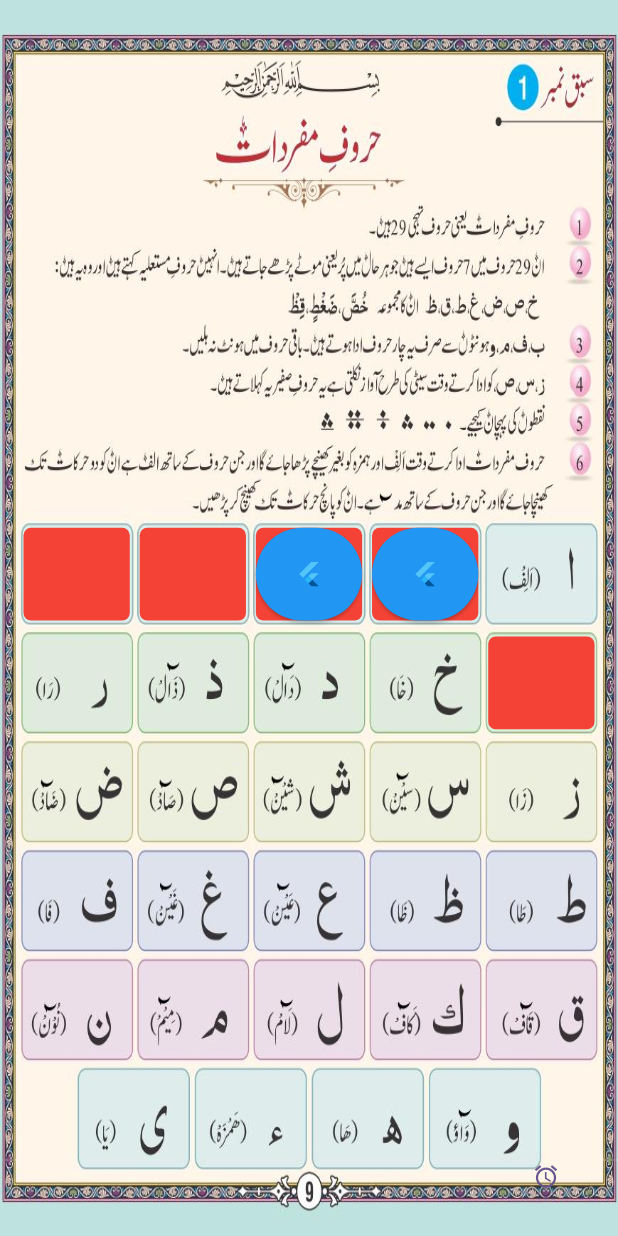
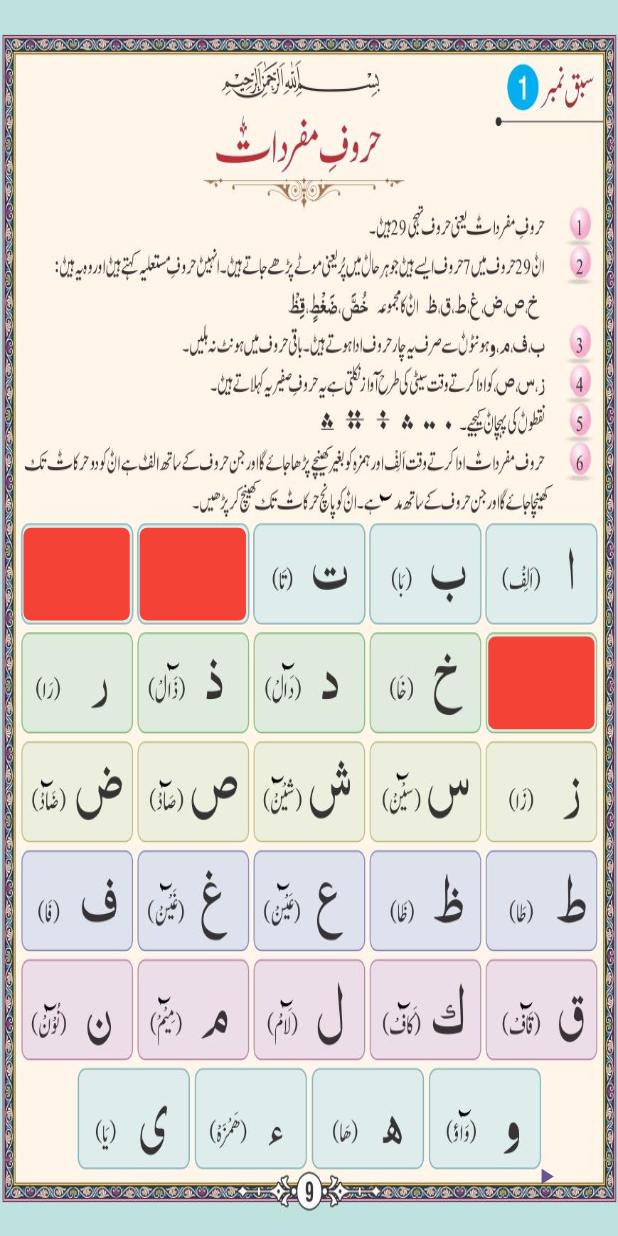
Before and after one commit to ahmadali369/makki-madani-qaida, a Flutter app: the screen it shows after launch, on a phone screen of 412 x 824 dp. Run offline on Flutter 3.47's test engine with Material 3 defaults, Android fonts, the phone set to English and light mode, and no system bars; our stand-ins replace audioplayers.

Commit message:
fix - button local + button globle state

```diff
--- a/lib/testingPage.dart
+++ b/lib/testingPage.dart
@@ -92,109 +92,120 @@ class _MyHomePageState extends State<MyHomePage> {
           /// -------------------------------------------------------------------------------------- row 1   188
 
           /// alif
-          Positioned(
-            left: MediaQuery.of(context).size.width *
-                0.790, // Adjust the left position as needed.
-            top: MediaQuery.of(context).size.height *
-                0.427, // Adjust the top position as needed.
-
-            child: Container(
-
-              decoration: BoxDecoration(
-                  color: Colors.transparent, borderRadius: BorderRadius.circular(5),
-
-              ),
-
-              width: MediaQuery.of(context).size.width * .172,
-              height: MediaQuery.of(context).size.height * .075,
-              clipBehavior: Clip.antiAlias,
+          // Positioned(
+          //   left: MediaQuery.of(context).size.width *
+          //       0.790, // Adjust the left position as needed.
+          //   top: MediaQuery.of(context).size.height *
+          //       0.427, // Adjust the top position as needed.
+          //
+          //   child: Container(
+          //
+          //     decoration: BoxDecoration(
+          //         color: Colors.transparent, borderRadius: BorderRadius.circular(5),
+          //
+          //     ),
+          //
+          //     width: MediaQuery.of(context).size.width * .172,
+          //     height: MediaQuery.of(context).size.height * .075,
+          //     clipBehavior: Clip.antiAlias,
+          //
+          //
+          //     child: ElevatedButton(
+          //       style: ElevatedButton.styleFrom(
+          //         shadowColor: Colors.transparent,
+          //         primary: _buttonStates[0] ? Color(0xbbB3E6E1) : Colors.transparent,
+          //         shape: RoundedRectangleBorder(
+          //           borderRadius: BorderRadius.circular(0.0), // Optional: Set border radius
+          //           // Optional: You can also set other properties like border color, etc.
+          //         ),
+          //       ),
+          //
+          //       onPressed: () async {
+          //
+          //         _triggerButtonManullay(0);
+          //
+          //         // await audioPlayer.play(AssetSource("audios/demo2.mp3"));
+          //         print("button 1");
+          //       },
+          //       child: SizedBox(),
+          //     ),
+          //     // Change the color as needed.
+          //   ),
+          // ),
 
 
-              child: ElevatedButton(
-                style: ElevatedButton.styleFrom(
-                  shadowColor: Colors.transparent,
-                  primary: _buttonStates[0] ? Color(0xbbB3E6E1) : Colors.transparent,
-                  shape: RoundedRectangleBorder(
-                    borderRadius: BorderRadius.circular(0.0), // Optional: Set border radius
-                    // Optional: You can also set other properties like border color, etc.
-                  ),
-                ),
-
-                onPressed: () async {
-
-                  _triggerButtonManullay(0);
-
-                  // await audioPlayer.play(AssetSource("audios/demo2.mp3"));
-                  print("button 1");
-                },
-                child: SizedBox(),
-              ),
-              // Change the color as needed.
-            ),
-          ),
+          ///
+          AudioButtonWidget(buttonState: _buttonStates[0],audio: _audios[0], top: 0.427,left: 0.790,width: .172,heigt: .075,),
 
           /// baa
-          Positioned(
-            left: MediaQuery.of(context).size.width *
-                0.602, // Adjust the left position as needed.
-            top: MediaQuery.of(context).size.height *
-                0.427, // Adjust the top position as needed.
+          AudioButtonWidget(buttonState: _buttonStates[1],audio: _audios[1], top: 0.427,left: 0.602,width: .172,heigt: .075,),
 
-            child: Container(
-              decoration: BoxDecoration(
-                  color: Colors.red, borderRadius: BorderRadius.circular(5)),
-
-              width: MediaQuery.of(context).size.width * .172,
-              height: MediaQuery.of(context).size.height * .075,
-
-              child: ElevatedButton(
-                style: ElevatedButton.styleFrom(
-                  primary: _buttonStates[1] ? Colors.green : Colors.blue,
-                ),
-                onPressed: () async {
-                  // _triggerButton(1);
-                  _triggerButtonManullay(1);
-                  // await audioPlayer.play(AssetSource("audios/demo.mp3"));
-
-                  print("button 2");
-                },
-                child: FlutterLogo(),
-              ),
-
-              // Change the color as needed.
-            ),
-          ),
+          // Positioned(
+          //   left: MediaQuery.of(context).size.width *
+          //       0.602, // Adjust the left position as needed.
+          //   top: MediaQuery.of(context).size.height *
+          //       0.427, // Adjust the top position as needed.
+          //
+          //   child: Container(
+          //     decoration: BoxDecoration(
+          //         color: Colors.red, borderRadius: BorderRadius.circular(5)),
+          //
+          //     width: MediaQuery.of(context).size.width * .172,
+          //     height: MediaQuery.of(context).size.height * .075,
+          //
+          //     child: ElevatedButton(
+          //       style: ElevatedButton.styleFrom(
+          //         primary: _buttonStates[1] ? Colors.green : Colors.blue,
+          //       ),
+          //       onPressed: () async {
+          //         // _triggerButton(1);
+          //         _triggerButtonManullay(1);
+          //         // await audioPlayer.play(AssetSource("audios/demo.mp3"));
+          //
+          //         print("button 2");
+          //       },
+          //       child: FlutterLogo(),
+          //     ),
+          //
+          //     // Change the color as needed.
+          //   ),
+          // ),
 
           /// taa
-          Positioned(
-            left: MediaQuery.of(context).size.width *
-                0.414, // Adjust the left position as needed.
-            top: MediaQuery.of(context).size.height *
-                0.427, // Adjust the top position as needed.
 
-            child: Container(
-              decoration: BoxDecoration(
-                  color: Colors.red, borderRadius: BorderRadius.circular(5)),
+          AudioButtonWidget(buttonState: _buttonStates[2],audio: _audios[0], top: 0.427,left: 0.414,width: .172,heigt: .075,),
 
-              width: MediaQuery.of(context).size.width * .172,
-              height: MediaQuery.of(context).size.height * .075,
-              // Change the color as needed.
-              child: ElevatedButton(
-                style: ElevatedButton.styleFrom(
-                  primary: _buttonStates[2] ? Colors.green : Colors.blue,
-                ),
-                onPressed: () async {
-                  // _triggerButton(2);
-                  _triggerButtonManullay(2);
 
-                  // await audioPlayer.play(AssetSource("audios/demo2.mp3"));
 
-                  print("button 3");
-                },
-                child: FlutterLogo(),
-              ),
-            ),
-          ),
+          // Positioned(
+          //   left: MediaQuery.of(context).size.width *
+          //       0.414, // Adjust the left position as needed.
+          //   top: MediaQuery.of(context).size.height *
+          //       0.427, // Adjust the top position as needed.
+          //
+          //   child: Container(
+          //     decoration: BoxDecoration(
+          //         color: Colors.red, borderRadius: BorderRadius.circular(5)),
+          //
+          //     width: MediaQuery.of(context).size.width * .172,
+          //     height: MediaQuery.of(context).size.height * .075,
+          //     // Change the color as needed.
+          //     child: ElevatedButton(
+          //       style: ElevatedButton.styleFrom(
+          //         primary: _buttonStates[2] ? Colors.green : Colors.blue,
+          //       ),
+          //       onPressed: () async {
+          //         // _triggerButton(2);
+          //         _triggerButtonManullay(2);
+          //
+          //         // await audioPlayer.play(AssetSource("audios/demo2.mp3"));
+          //
+          //         print("button 3");
+          //       },
+          //       child: FlutterLogo(),
+          //     ),
+          //   ),
+          // ),
 
           /// saa
           Positioned(
@@ -255,88 +266,99 @@ class _MyHomePageState extends State<MyHomePage> {
       floatingActionButton: TextButton(
         onPressed: _triggerButtonsSequentially,
         child: Icon(
-          Icons.access_alarm_outlined,
+          Icons.play_arrow,
         ),
       ),
     );
   }
 }
-//
-// class AudioButtonWidget extends StatefulWidget {
-//   AudioButtonWidget({super.key, required this.buttonState, required this.buttonIndex, required this.audios});
-//   bool buttonState;
-//   int buttonIndex;
-//   List<String> audios;
-//
-//   @override
-//   State<AudioButtonWidget> createState() => _AudioButtonWidgetState();
-// }
-//
-// class _AudioButtonWidgetState extends State<AudioButtonWidget> {
-//   final audioPlayer = AudioPlayer();
-//
-//
-//   void _triggerButton(int index) {
-//     setState(() {
-//       _buttonStates[index] = !_buttonStates[index];
-//     });
-//   }
-//
-//
-//   void _triggerButtonManullay(int index) async {
-//     _triggerButton(index);
-//     await audioPlayer.play(AssetSource(_audios[index]));
-//
-//     /// duartion
-//     Future<Duration?> nullableFutureDuration = audioPlayer.getDuration();
-//     Duration? nullableDuration = await nullableFutureDuration;
-//     if (nullableDuration == null) {
-//       throw Exception('Nullable duration is null');
-//     }
-//     await Future.delayed(nullableDuration);
-//
-//     _triggerButton(index);
-//   }
-//
-//
-//   @override
-//   Widget build(BuildContext context) {
-//     return Positioned(
-//       left: MediaQuery.of(context).size.width *
-//           0.790, // Adjust the left position as needed.
-//       top: MediaQuery.of(context).size.height *
-//           0.427, // Adjust the top position as needed.
-//
-//       child: Container(
-//
-//         decoration: BoxDecoration(
-//           color: Colors.transparent, borderRadius: BorderRadius.circular(5),
-//
-//         ),
-//
-//         width: MediaQuery.of(context).size.width * .172,
-//         height: MediaQuery.of(context).size.height * .075,
-//         clipBehavior: Clip.antiAlias,
-//
-//
-//         child: ElevatedButton(
-//           style: ElevatedButton.styleFrom(
-//             shadowColor: Colors.transparent,
-//             primary: widget.buttonState ? Color(0xbbB3E6E1) : Colors.transparent,
-//             shape: RoundedRectangleBorder(
-//               borderRadius: BorderRadius.circular(0.0), // Optional: Set border radius
-//             ),
-//           ),
-//
-//           onPressed: () async {
-//             _triggerButtonManullay(0);
-//
-//             print("button 1");
-//           },
-//           child: SizedBox(),
-//         ),
-//         // Change the color as needed.
-//       ),
-//     );
-//   }
-// }
+
+class AudioButtonWidget extends StatefulWidget {
+  AudioButtonWidget({super.key, required this.buttonState, required this.audio, required this.left, required this.top, required this.width, required this.heigt});
+
+
+
+  double left;
+  double top;
+  double width;
+  double heigt;
+
+
+  bool buttonState;
+  String audio;
+
+
+  @override
+  State<AudioButtonWidget> createState() => _AudioButtonWidgetState();
+}
+
+class _AudioButtonWidgetState extends State<AudioButtonWidget> {
+  final audioPlayer = AudioPlayer();
+  bool buttonLocalState = false;
+
+
+  void _triggerButton(bool state) {
+    setState(() {
+          state = !state;
+          buttonLocalState = !buttonLocalState;
+    });
+  }
+
+
+  void _triggerButtonManullay(bool state, String audio) async {
+    _triggerButton(state);
+    await audioPlayer.play(AssetSource(audio));
+
+    /// duartion
+    Future<Duration?> nullableFutureDuration = audioPlayer.getDuration();
+    Duration? nullableDuration = await nullableFutureDuration;
+    if (nullableDuration == null) {
+      throw Exception('Nullable duration is null');
+    }
+    await Future.delayed(nullableDuration);
+
+    _triggerButton(state);
+  }
+
+
+  @override
+  Widget build(BuildContext context) {
+    return Positioned(
+      left: MediaQuery.of(context).size.width *
+          widget.left, // Adjust the left position as needed.
+      top: MediaQuery.of(context).size.height *
+          widget.top, // Adjust the top position as needed.
+
+      child: Container(
+
+        decoration: BoxDecoration(
+          color: Colors.transparent, borderRadius: BorderRadius.circular(5),
+
+        ),
+
+        width: MediaQuery.of(context).size.width * widget.width,
+        height: MediaQuery.of(context).size.height * widget.heigt,
+        clipBehavior: Clip.antiAlias,
+
+
+        child: ElevatedButton(
+          style: ElevatedButton.styleFrom(
+            shadowColor: Colors.transparent,
+            primary: (widget.buttonState || buttonLocalState) ? Color(0xbbB3E6E1) : Colors.transparent,
+            shape: RoundedRectangleBorder(
+              borderRadius: BorderRadius.circular(0.0), // Optional: Set border radius
+            ),
+          ),
+
+          onPressed: () async {
+            _triggerButtonManullay(widget.buttonState, widget.audio);
+
+            print("button 1");
+          },
+          child: SizedBox(),
+        ),
+        // Change the color as needed.
+      ),
+    );
+  }
+}
```
